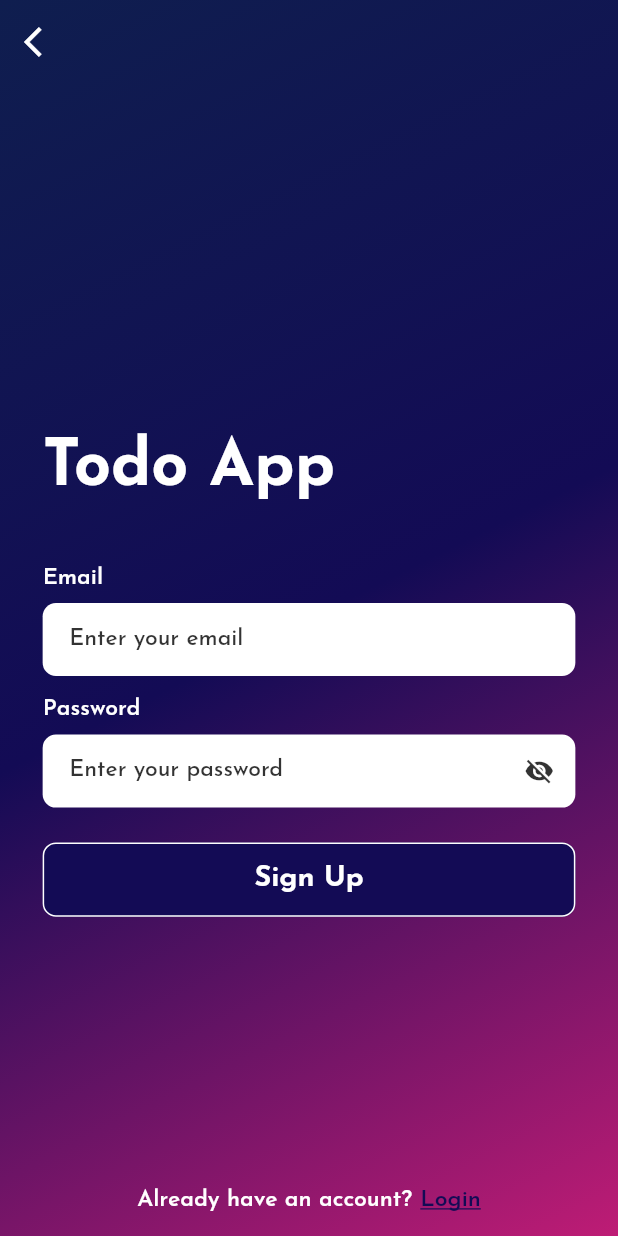
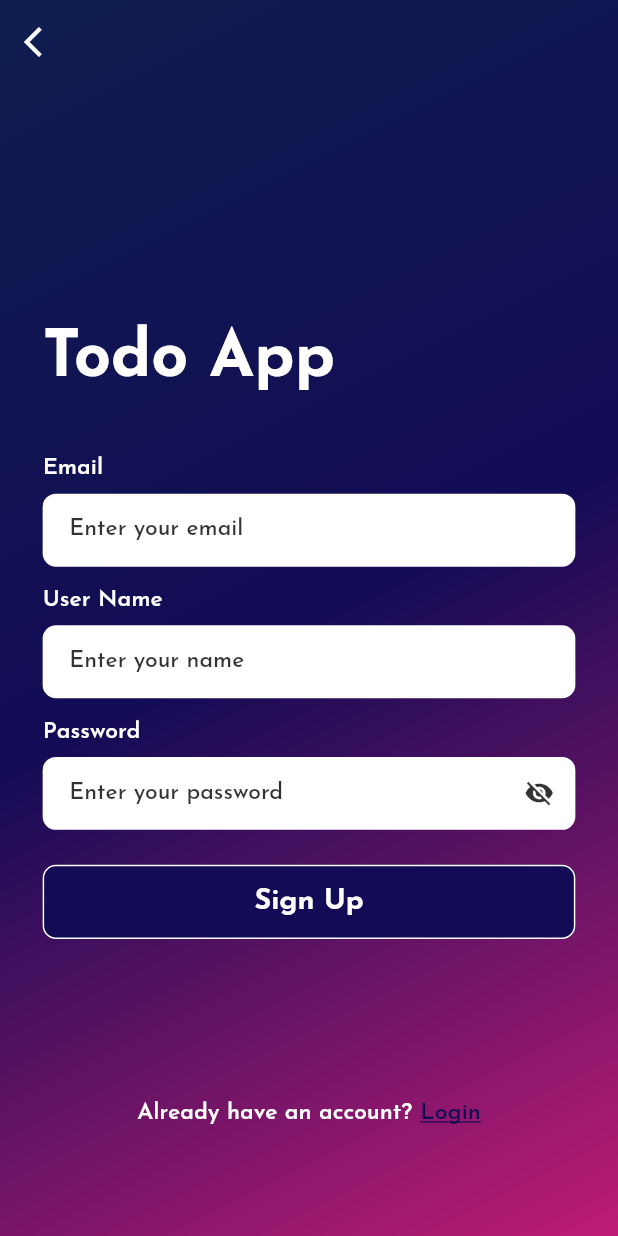
Before and after one commit to Furqan220/TodoApp, a Flutter app: the screen it shows after launch, after a tap on "Don't have an account?", on a phone screen of 412 x 824 dp. Run offline on Flutter 3.47's test engine with Material 2 defaults, Android fonts, the phone set to English and light mode, and no system bars; our stand-ins replace firebase_core, flutter_screenutil, flutter_secure_storage, flutter_slidable, flutter_spinkit, flutter_zoom_drawer and 4 more; accounts and stored records are empty; network calls fail.

```diff
--- a/lib/data/network/network_api_service.dart
+++ b/lib/data/network/network_api_service.dart
@@ -60,7 +60,8 @@ class NetworkApiService extends BaseApiServices {
       case 404:
         throw BadRequestException(response.body.toString());
       case 401:
-        throw UnauthorizedException(response.body.toString());
+        throw UnauthorizedException(
+            jsonDecode(response.body)["error"].toString());
       case 500:
         throw BadRequestException(response.body.toString());
       default:
--- a/lib/model/user_model.dart
+++ b/lib/model/user_model.dart
@@ -20,6 +20,7 @@ class User extends LocalStorage {
   String get id => map["_id"] as String? ?? '';
   String get token => map["token"] as String? ?? '';
   String get email => map["email"] as String? ?? '';
+  String get username => map["username"] as String? ?? '';
   String get createdAt => map["createdAt"] as String? ?? '';
   String get updatedAt => map["updatedAt"] as String? ?? '';
   String get v => map["__v"].toString();
--- a/lib/res/app_urls.dart
+++ b/lib/res/app_urls.dart
@@ -1,6 +1,6 @@
 class AppUrl {
   static String tempApiToken = "sdafasdfasdfasdasdfsd";
-  static const String base = "http://192.168.137.1:8000/";
+  static const String base = "http://10.0.0.41:8000/";
   static const String register = "${base}register";
   static const String login = "${base}login";
   static const String getAllTodos = "${base}todo/getAllTodos";
--- a/lib/res/widgets/button.dart
+++ b/lib/res/widgets/button.dart
@@ -5,30 +5,37 @@ class CustomButton extends StatelessWidget {
   final Color? buttonTextColor;
   final VoidCallback? onTap;
   final Color? bgColor;
+  final Color? fgColor;
   final LinearGradient? bgColorLinear;
+  final double? width;
+  final double? gap;
+  final double? radius;
 
-  CustomButton({
-    super.key,
-    required this.buttonText,
-    this.buttonTextColor,
-    this.onTap,
-    this.bgColor,
-    this.bgColorLinear,
-  });
+  CustomButton(
+      {super.key,
+      required this.buttonText,
+      this.buttonTextColor,
+      this.onTap,
+      this.bgColor,
+      this.fgColor,
+      this.bgColorLinear,
+      this.width,
+      this.radius,
+      this.gap});
 
   @override
   Widget build(BuildContext context) {
     return ElevatedButton(
         style: ElevatedButton.styleFrom(
-          foregroundColor: AppColors.kWhite,
-          padding:
-              EdgeInsets.symmetric(vertical: 0.015.sh, horizontal: 0.046.sw),
+          foregroundColor: fgColor ?? AppColors.kWhite,
+          padding: EdgeInsets.symmetric(
+              vertical: 0.015.sh, horizontal: gap ?? 0.046.sw),
           shape: RoundedRectangleBorder(
-              borderRadius: BorderRadius.circular(10.r),
+              borderRadius: BorderRadius.circular(radius ?? 10.r),
               side: BorderSide(color: AppColors.kWhite, width: 1)),
           backgroundColor: bgColor ?? AppColors.kprimary,
           elevation: 0.0,
-          fixedSize: Size(0.860.sw, 0.06.sh),
+          fixedSize: Size(width ?? 0.860.sw, 0.06.sh),
         ),
         onPressed: onTap ?? () {},
         child: Text(
--- a/lib/services/helper_functions.dart
+++ b/lib/services/helper_functions.dart
@@ -2,7 +2,7 @@ import 'dart:io';
 import 'package:todo_app/res/export_all.dart';
 import 'package:path_provider/path_provider.dart' as pp;
 import 'package:path/path.dart';
-
+import 'package:intl/intl.dart';
 
 class HelperFunctions {
   static final emailRegExp = RegExp(r"^[a-zA-Z0-9.]+@[a-zA-Z0-9]+\.[a-zA-Z]+");
@@ -11,8 +11,7 @@ class HelperFunctions {
     return emailRegExp.hasMatch(email.trim());
   }
 
-
-   static Future<void> deletePreviousStorage() async {
+  static Future<void> deletePreviousStorage() async {
     File file = File(
         join((await pp.getApplicationSupportDirectory()).path, 'first_launch'));
     if (!file.existsSync()) {
@@ -21,4 +20,40 @@ class HelperFunctions {
     }
   }
 
+  static String getFirstName(String name) {
+    String fullname = name.replaceAll(RegExp(r' '), ' ,');
+    List<String> splitted = fullname.split(' ');
+    name = splitted[0];
+    return name;
+  }
+
+  static bool isDifferenceLessThan24Hours(
+      String dateTimeString1, String dateTimeString2) {
+    final dateFormat = DateFormat("yyyy-MM-dd");
+
+    G.Log("Expiry Date    $dateTimeString1");
+    G.Log("current Date    $dateTimeString2");
+
+    DateTime dateTime1;
+    DateTime dateTime2;
+
+    dateTime1 = dateFormat.parse(dateTimeString1);
+    dateTime2 = dateFormat.parse(dateTimeString2);
+
+    return dateTime1.toString() == dateTime2.toString();
+    // try {
+    //   dateTime1 = dateFormatWithT.parse(dateTimeString1);
+    // } catch (e) {
+    //   dateTime1 = dateFormatWithoutT.parse(dateTimeString1);
+    // }
+
+    // try {
+    //   dateTime2 = dateFormatWithT.parse(dateTimeString2);
+    // } catch (e) {
+    //   dateTime2 = dateFormatWithoutT.parse(dateTimeString2);
+    // }
+
+    // final difference = dateTime1.difference(dateTime2);
+    // return difference.inHours < 24;
+  }
 }
--- a/lib/utils/routes/routes.dart
+++ b/lib/utils/routes/routes.dart
@@ -3,5 +3,5 @@ import 'package:todo_app/res/export_all.dart';
 List<GetPage> routes = [
   GetPage(name: RouteNames.splash, page: () => SplashScreen()),
   GetPage(name: RouteNames.login, page: () => LoginScreen()),
-  GetPage(name: RouteNames.signUp, page: () => SignUpScreen()),
+  GetPage(name: RouteNames.home, page: () => HomeScreen()),
 ];
--- a/lib/utils/utils.dart
+++ b/lib/utils/utils.dart
@@ -18,7 +18,7 @@ class Utils {
         message: message,
         margin: EdgeInsets.symmetric(horizontal: 0.048.sw, vertical: 0.021.sh),
         snackPosition: SnackPosition.TOP,
-        duration: const Duration(seconds: 1),
+        duration: const Duration(seconds: 2),
         borderRadius: 15.r,
         backgroundColor: AppColors.kValue1);
   }
@@ -29,7 +29,7 @@ class Utils {
         message: message,
         margin: EdgeInsets.symmetric(horizontal: 0.048.sw, vertical: 0.021.sh),
         snackPosition: SnackPosition.TOP,
-        duration: const Duration(seconds: 1),
+        duration: const Duration(seconds: 2),
         borderRadius: 15.r,
         backgroundColor: Colors.red);
   }
--- a/lib/view/auth/sign_up.dart
+++ b/lib/view/auth/sign_up.dart
@@ -1,4 +1,3 @@
-import 'package:todo_app/controllers/auth_controller.dart';
 import 'package:todo_app/res/export_all.dart';
 
 class SignUpScreen extends StatefulWidget {
@@ -11,7 +10,9 @@ class SignUpScreen extends StatefulWidget {
 class _SignUpScreenState extends State<SignUpScreen> {
   final TextEditingController emailController = TextEditingController();
   final TextEditingController passwordController = TextEditingController();
+  final TextEditingController userNameController = TextEditingController();
   final FocusNode emailFocus = FocusNode();
+  final FocusNode userNameFocus = FocusNode();
   final FocusNode passwordFocus = FocusNode();
 
   final form = GlobalKey<FormState>();
@@ -47,7 +48,7 @@ class _SignUpScreenState extends State<SignUpScreen> {
             child: ListView(
               padding: EdgeInsets.symmetric(horizontal: 0.069.sw),
               children: [
-                0.3.sh.verticalSpace,
+                0.2.sh.verticalSpace,
                 Text("Todo App",
                     style: TextStyle(
                         color: AppColors.kWhite,
@@ -60,10 +61,23 @@ class _SignUpScreenState extends State<SignUpScreen> {
                   hintText: "Enter your email",
                   controller: emailController,
                   focus: emailFocus,
-                  nextFocus: passwordFocus,
+                  nextFocus: userNameFocus,
                   validator: (text) {
                     if (emailController.text.isEmpty) {
                       return "Please enter your email";
+                    }
+                  },
+                ),
+                0.021.sh.verticalSpace,
+                CustomTextField(
+                  labelText: "User Name",
+                  hintText: "Enter your name",
+                  controller: userNameController,
+                  focus: userNameFocus,
+                  nextFocus: passwordFocus,
+                  validator: (text) {
+                    if (userNameController.text.isEmpty) {
+                      return "Please enter your user name";
                     }
                   },
                 ),
@@ -88,13 +102,14 @@ class _SignUpScreenState extends State<SignUpScreen> {
                       final dynamic data = {
                         'email': emailController.text.trim(),
                         'password': passwordController.text.trim(),
+                        'username': userNameController.text.trim(),
                       };
 
                       controller.signUpApi(data, context);
                     }
                   },
                 ),
-                0.25.sh.verticalSpace,
+                0.15.sh.verticalSpace,
                 GestureDetector(
                   onTap: () => Get.offNamed(RouteNames.login),
                   child: Row(
--- a/pubspec.yaml
+++ b/pubspec.yaml
@@ -49,6 +49,7 @@ dependencies:
   fluttertoast: ^8.2.2
   flutter_spinkit: ^5.2.0
   flutter_secure_storage: ^9.0.0
+  intl: ^0.18.1
 
 dev_dependencies:
   flutter_test:
```
Also changed, not shown: lib/controllers/auth_controller.dart (+25 -27 lines), lib/controllers/tasks_controller.dart (deleted, +0 -12 lines), lib/controllers/todo_controller.dart (added, +49 -0 lines), lib/model/todo_model.dart (added, +39 -0 lines), lib/repository/todo_repo.dart (added, +17 -0 lines), lib/res/export_all.dart (+6 -1 lines), lib/view/auth/login_screen.dart (+17 -0 lines), lib/view/home_screen.dart (+101 -27 lines), pubspec.lock.
